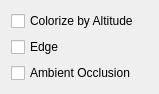
Qt form terrainviewoptionswindow.ui (yvt/terravox) before a commit.
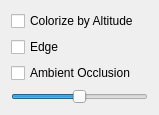
The same form after that commit.

The edit to the form file:
```diff
--- a/terrainviewoptionswindow.ui
+++ b/terrainviewoptionswindow.ui
@@ -7,7 +7,7 @@
     <x>0</x>
     <y>0</y>
     <width>159</width>
-    <height>79</height>
+    <height>113</height>
    </rect>
   </property>
   <property name="sizePolicy">
@@ -41,6 +41,31 @@
      </property>
     </widget>
    </item>
+   <item>
+    <widget class="QSlider" name="aoSlider">
+     <property name="maximum">
+      <number>1000</number>
+     </property>
+     <property name="pageStep">
+      <number>100</number>
+     </property>
+     <property name="value">
+      <number>500</number>
+     </property>
+     <property name="tracking">
+      <bool>true</bool>
+     </property>
+     <property name="orientation">
+      <enum>Qt::Horizontal</enum>
+     </property>
+     <property name="invertedAppearance">
+      <bool>false</bool>
+     </property>
+     <property name="invertedControls">
+      <bool>false</bool>
+     </property>
+    </widget>
+   </item>
   </layout>
  </widget>
  <resources/>
```
Left out of the diff: 19 changed lines with no effect on the pictures.
